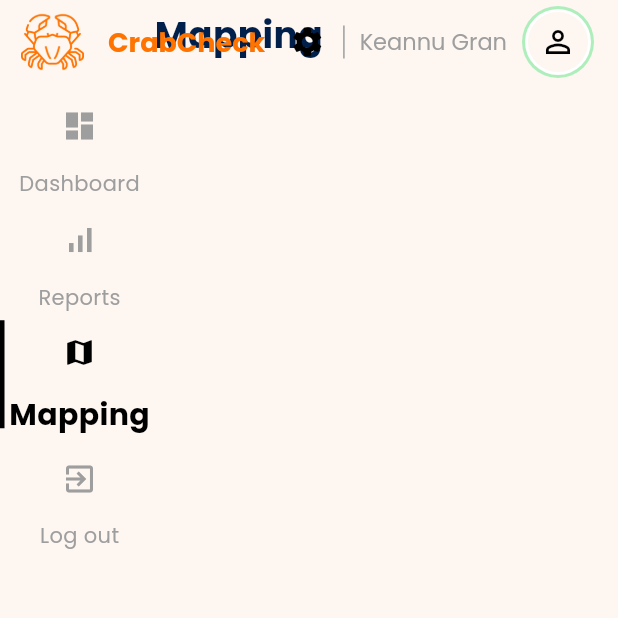
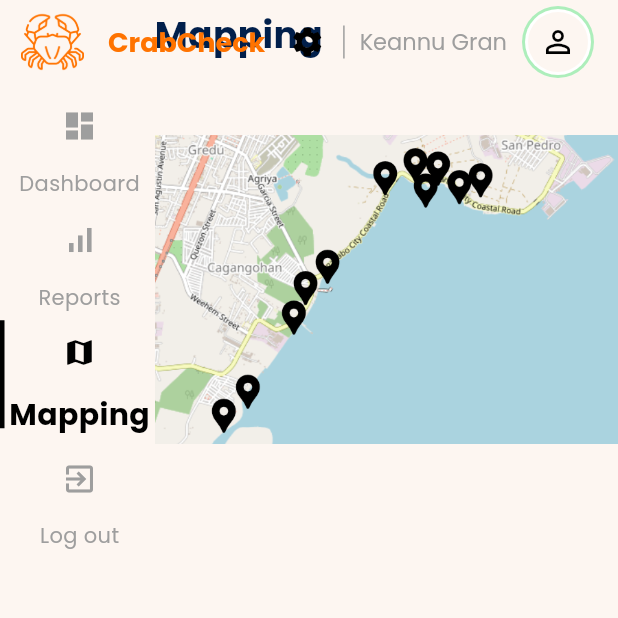
Before and after one commit to keannugran19/crabcheckweb, a Flutter app: the screen it shows after launch, after a tap on "Reports", after a tap on "Mapping", on a phone screen of 412 x 824 dp, the top half of it. Run offline on Flutter 3.47's test engine with Material 3 defaults, Android fonts, the phone set to English and light mode, and no system bars; our stand-ins replace data_table_2, get, google_fonts.

Commit message:
ADD temporary map marking

```diff
--- a/lib/pages/maps/maps.dart
+++ b/lib/pages/maps/maps.dart
@@ -1,6 +1,7 @@
 import 'package:crabcheckweb1/constants/colors.dart';
 import 'package:crabcheckweb1/constants/controller.dart';
 import 'package:crabcheckweb1/widgets/responsiveness.dart';
+import 'package:crabcheckweb1/pages/maps/widgets/mapping.dart';
 import 'package:flutter/material.dart';
 import 'package:get/get.dart';
 
@@ -25,7 +26,11 @@ class MapsPage extends StatelessWidget {
                   ),
                 ),
               ],
-            ))
+            )),
+        const SizedBox(
+          height: 50,
+        ),
+        const Map()
       ],
     );
   }
--- /dev/null
+++ b/lib/pages/maps/widgets/mapping.dart
@@ -0,0 +1,10 @@
+import 'package:flutter/material.dart';
+
+class Map extends StatelessWidget {
+  const Map({super.key});
+
+  @override
+  Widget build(BuildContext context) {
+    return Image.asset("lib/assets/images/mapping.png");
+  }
+}
--- a/pubspec.yaml
+++ b/pubspec.yaml
@@ -38,6 +38,9 @@ dependencies:
   google_fonts: ^6.2.1
   get: ^4.6.6
   data_table_2: ^2.5.12
+  google_maps_flutter_web: ^0.5.7
+  http: ^1.2.1
+  location: ^6.0.2
 
 dev_dependencies:
   flutter_test:
```
Also changed, not shown: lib/assets/images/mapping.png (added), pubspec.lock, 1 other file.
